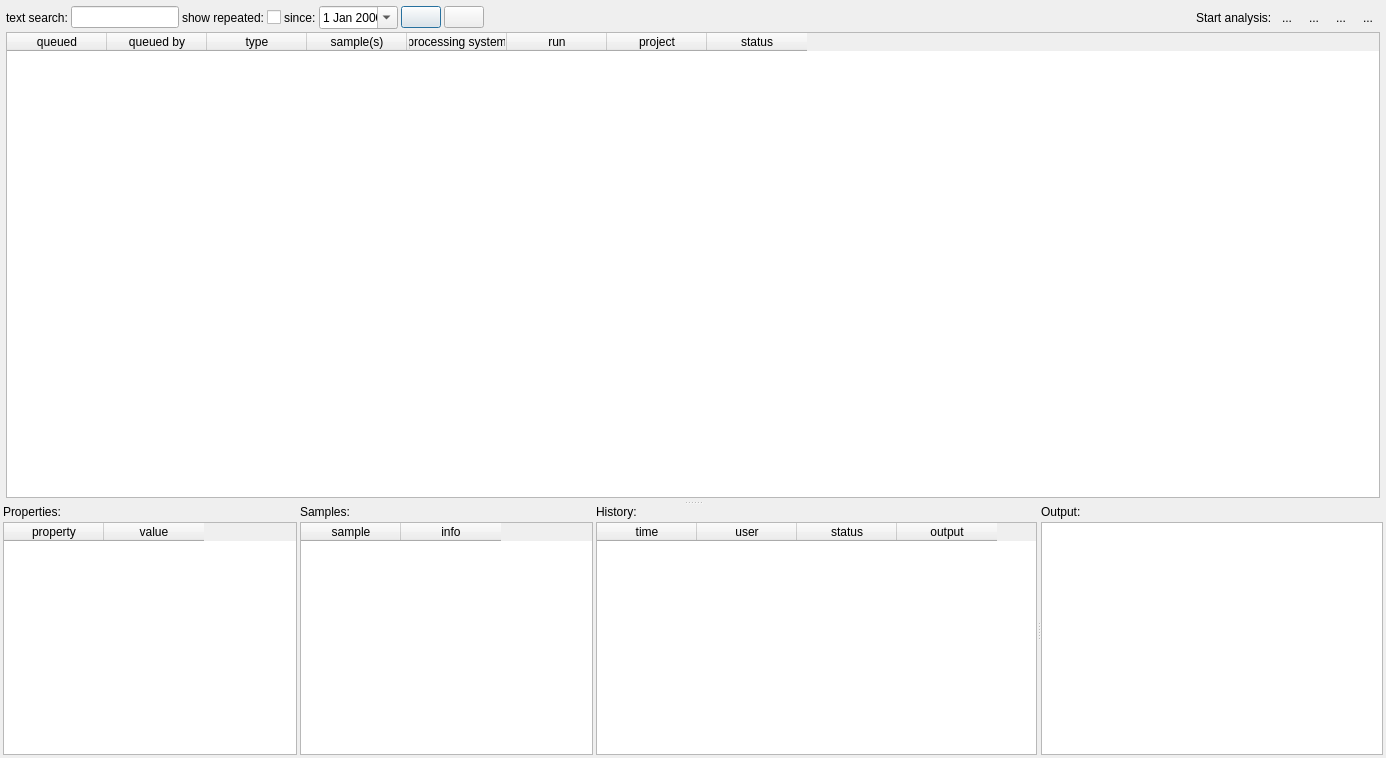
imgag/ngs-bits, file src/GSvar/AnalysisStatusDialog.ui: the form before one commit.
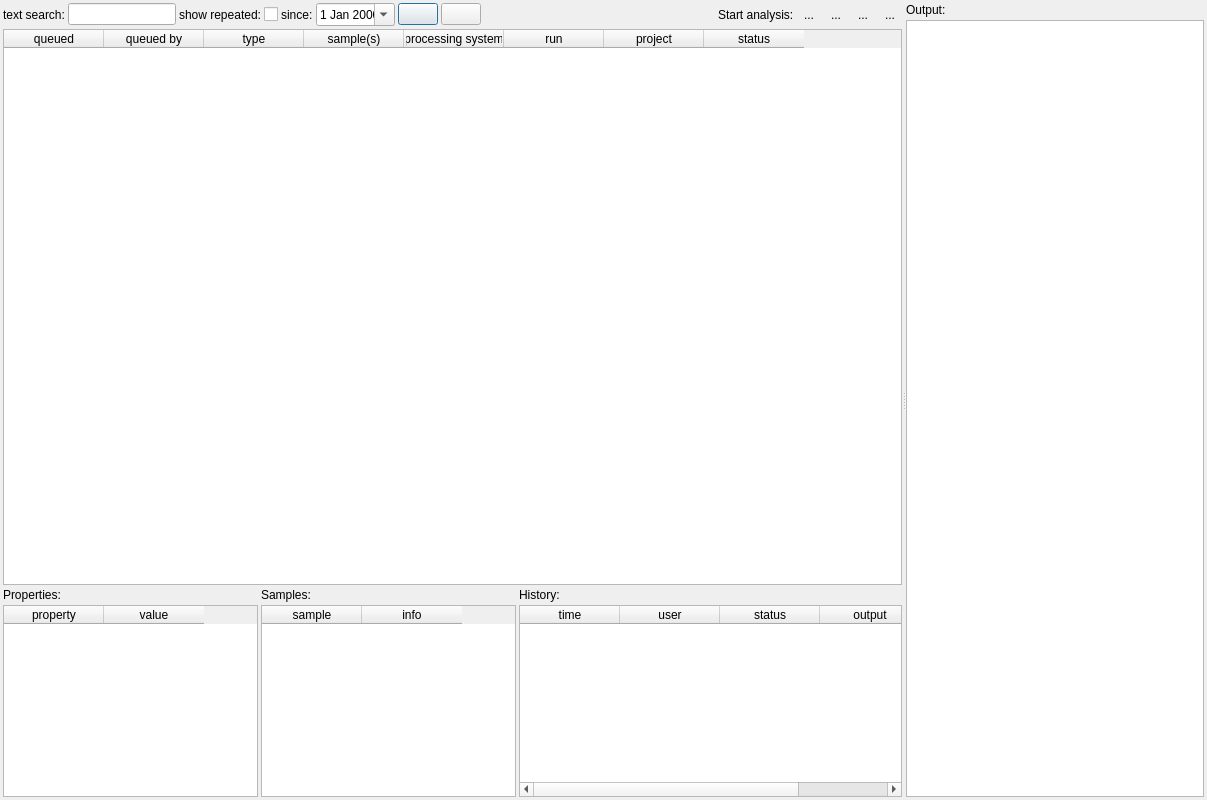
The form after the commit. Icons and pictures are not drawn.

Commit message: GSvar: added sample relations to processed sample dialog; Using sample relations to suggest father/mother in trio analysis dialog;

```diff
--- a/src/GSvar/AnalysisStatusDialog.ui
+++ b/src/GSvar/AnalysisStatusDialog.ui
@@ -6,13 +6,13 @@
    <rect>
     <x>0</x>
     <y>0</y>
-    <width>1386</width>
-    <height>758</height>
+    <width>1207</width>
+    <height>800</height>
    </rect>
   </property>
   <property name="minimumSize">
    <size>
-    <width>950</width>
+    <width>1000</width>
     <height>600</height>
    </size>
   </property>
@@ -23,31 +23,6 @@
    <iconset resource="../GSmix/GSmix.qrc">
     <normaloff>:/Icons/Icon.png</normaloff>:/Icons/Icon.png</iconset>
   </property>
-  <layout class="QVBoxLayout" name="verticalLayout_3">
-   <property name="spacing">
-    <number>3</number>
-   </property>
-   <property name="leftMargin">
-    <number>3</number>
-   </property>
-   <property name="topMargin">
-    <number>3</number>
-   </property>
-   <property name="rightMargin">
-    <number>3</number>
-   </property>
-   <property name="bottomMargin">
-    <number>3</number>
-   </property>
-   <item>
-    <widget class="QSplitter" name="splitter_2">
-     <property name="orientation">
-      <enum>Qt::Vertical</enum>
-     </property>
-     <property name="childrenCollapsible">
-      <bool>false</bool>
-     </property>
-     <widget class="QWidget" name="">
       <layout class="QVBoxLayout" name="verticalLayout">
        <property name="spacing">
         <number>3</number>
@@ -65,6 +40,19 @@
         <number>3</number>
        </property>
        <item>
+    <widget class="QSplitter" name="splitter">
+     <property name="orientation">
+      <enum>Qt::Horizontal</enum>
+     </property>
+     <property name="childrenCollapsible">
+      <bool>false</bool>
+     </property>
+     <widget class="QWidget" name="">
+      <layout class="QGridLayout" name="gridLayout" columnstretch="2,2,3">
+       <property name="spacing">
+        <number>3</number>
+       </property>
+       <item row="0" column="0" colspan="3">
         <layout class="QHBoxLayout" name="horizontalLayout">
          <property name="spacing">
           <number>3</number>
@@ -268,7 +256,7 @@
          </item>
         </layout>
        </item>
-       <item>
+       <item row="1" column="0" colspan="3">
         <widget class="QTableWidget" name="analyses">
          <property name="minimumSize">
           <size>
@@ -339,129 +327,35 @@
          </column>
         </widget>
        </item>
-      </layout>
-     </widget>
-     <widget class="QSplitter" name="splitter">
-      <property name="orientation">
-       <enum>Qt::Horizontal</enum>
-      </property>
-      <property name="childrenCollapsible">
-       <bool>false</bool>
-      </property>
-      <widget class="QWidget" name="">
-       <layout class="QGridLayout" name="gridLayout" columnstretch="2,2,3">
-        <property name="spacing">
-         <number>3</number>
-        </property>
-        <item row="0" column="2">
-         <widget class="QLabel" name="label_6">
-          <property name="text">
-           <string>History:</string>
-          </property>
-         </widget>
-        </item>
-        <item row="1" column="2">
-         <widget class="QTableWidget" name="history">
-          <property name="sizePolicy">
-           <sizepolicy hsizetype="Expanding" vsizetype="Preferred">
-            <horstretch>0</horstretch>
-            <verstretch>0</verstretch>
-           </sizepolicy>
-          </property>
-          <property name="maximumSize">
-           <size>
-            <width>16777215</width>
-            <height>16777215</height>
-           </size>
-          </property>
-          <property name="selectionMode">
-           <enum>QAbstractItemView::SingleSelection</enum>
-          </property>
-          <property name="selectionBehavior">
-           <enum>QAbstractItemView::SelectItems</enum>
-          </property>
-          <property name="wordWrap">
-           <bool>false</bool>
-          </property>
-          <attribute name="verticalHeaderVisible">
-           <bool>false</bool>
-          </attribute>
-          <column>
-           <property name="text">
-            <string>time</string>
-           </property>
-          </column>
-          <column>
-           <property name="text">
-            <string>user</string>
-           </property>
-          </column>
-          <column>
-           <property name="text">
-            <string>status</string>
-           </property>
-          </column>
-          <column>
-           <property name="text">
-            <string>output</string>
-           </property>
-          </column>
-         </widget>
-        </item>
-        <item row="0" column="0">
+       <item row="2" column="0">
          <widget class="QLabel" name="label_8">
           <property name="text">
            <string>Properties:</string>
           </property>
          </widget>
         </item>
-        <item row="1" column="1">
-         <widget class="QTableWidget" name="samples">
-          <property name="sizePolicy">
-           <sizepolicy hsizetype="Expanding" vsizetype="Preferred">
-            <horstretch>0</horstretch>
-            <verstretch>0</verstretch>
-           </sizepolicy>
-          </property>
-          <property name="maximumSize">
-           <size>
-            <width>16777215</width>
-            <height>16777215</height>
-           </size>
-          </property>
-          <property name="selectionMode">
-           <enum>QAbstractItemView::SingleSelection</enum>
-          </property>
-          <property name="selectionBehavior">
-           <enum>QAbstractItemView::SelectItems</enum>
-          </property>
-          <property name="wordWrap">
-           <bool>false</bool>
-          </property>
-          <attribute name="verticalHeaderVisible">
-           <bool>false</bool>
-          </attribute>
-          <column>
-           <property name="text">
-            <string>sample</string>
-           </property>
-          </column>
-          <column>
-           <property name="text">
-            <string>info</string>
-           </property>
-          </column>
-         </widget>
-        </item>
-        <item row="0" column="1">
+       <item row="2" column="1">
          <widget class="QLabel" name="label_7">
           <property name="text">
            <string>Samples:</string>
           </property>
          </widget>
         </item>
-        <item row="1" column="0">
+       <item row="2" column="2">
+        <widget class="QLabel" name="label_6">
+         <property name="text">
+          <string>History:</string>
+         </property>
+        </widget>
+       </item>
+       <item row="3" column="0">
          <widget class="QTableWidget" name="properties">
+         <property name="sizePolicy">
+          <sizepolicy hsizetype="Expanding" vsizetype="Preferred">
+           <horstretch>0</horstretch>
+           <verstretch>0</verstretch>
+          </sizepolicy>
+         </property>
           <property name="maximumSize">
            <size>
             <width>16777215</width>
@@ -489,6 +383,92 @@
           </column>
          </widget>
         </item>
+       <item row="3" column="1">
+        <widget class="QTableWidget" name="samples">
+         <property name="sizePolicy">
+          <sizepolicy hsizetype="Expanding" vsizetype="Preferred">
+           <horstretch>0</horstretch>
+           <verstretch>0</verstretch>
+          </sizepolicy>
+         </property>
+         <property name="maximumSize">
+          <size>
+           <width>16777215</width>
+           <height>16777215</height>
+          </size>
+         </property>
+         <property name="selectionMode">
+          <enum>QAbstractItemView::SingleSelection</enum>
+         </property>
+         <property name="selectionBehavior">
+          <enum>QAbstractItemView::SelectItems</enum>
+         </property>
+         <property name="wordWrap">
+          <bool>false</bool>
+         </property>
+         <attribute name="verticalHeaderVisible">
+          <bool>false</bool>
+         </attribute>
+         <column>
+          <property name="text">
+           <string>sample</string>
+          </property>
+         </column>
+         <column>
+          <property name="text">
+           <string>info</string>
+          </property>
+         </column>
+        </widget>
+       </item>
+       <item row="3" column="2">
+        <widget class="QTableWidget" name="history">
+         <property name="sizePolicy">
+          <sizepolicy hsizetype="Expanding" vsizetype="Preferred">
+           <horstretch>0</horstretch>
+           <verstretch>0</verstretch>
+          </sizepolicy>
+         </property>
+         <property name="maximumSize">
+          <size>
+           <width>16777215</width>
+           <height>16777215</height>
+          </size>
+         </property>
+         <property name="selectionMode">
+          <enum>QAbstractItemView::SingleSelection</enum>
+         </property>
+         <property name="selectionBehavior">
+          <enum>QAbstractItemView::SelectItems</enum>
+         </property>
+         <property name="wordWrap">
+          <bool>false</bool>
+         </property>
+         <attribute name="verticalHeaderVisible">
+          <bool>false</bool>
+         </attribute>
+         <column>
+          <property name="text">
+           <string>time</string>
+          </property>
+         </column>
+         <column>
+          <property name="text">
+           <string>user</string>
+          </property>
+         </column>
+         <column>
+          <property name="text">
+           <string>status</string>
+          </property>
+         </column>
+         <column>
+          <property name="text">
+           <string>output</string>
+          </property>
+         </column>
+        </widget>
+       </item>
        </layout>
       </widget>
       <widget class="QWidget" name="">
@@ -508,13 +488,12 @@
           <property name="minimumSize">
            <size>
             <width>0</width>
-            <height>200</height>
+           <height>0</height>
            </size>
           </property>
          </widget>
         </item>
        </layout>
-      </widget>
      </widget>
     </widget>
    </item>
```
Lines whose indentation alone changed are shown as unchanged. The commit also changes 15 other files.
